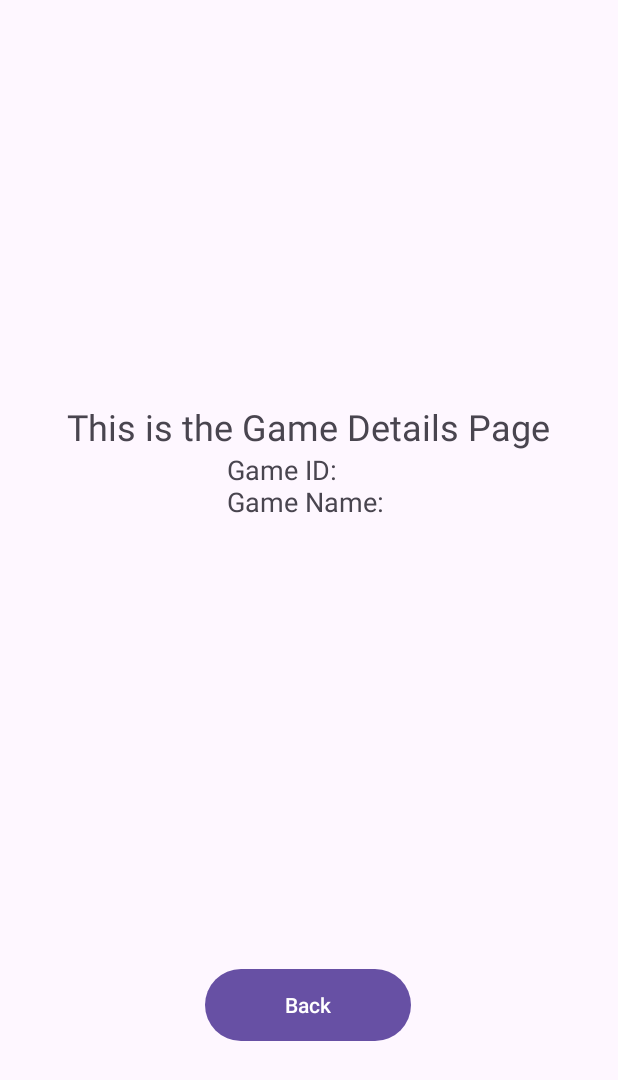
After one commit to luk-ryan/big2, an Android app: the layout game_details.xml on its own in the app's theme, with its tools: preview values and no code run, on a phone screen of 412 x 824 dp. The commit adds this screen. Shown: the top 1080 px of the screen. Run offline under Robolectric (Android 15) with nearby library versions, the phone set to English and light mode, and no system bars.

Commit message:
Added GameDetailActivity page

```diff
--- a/app/src/main/AndroidManifest.xml
+++ b/app/src/main/AndroidManifest.xml
@@ -35,6 +35,10 @@
         <activity android:name=".ui.activity.CreateGameActivity"
             android:exported="true"/>
 
+        <!-- GameDetailActivity -->
+        <activity android:name=".ui.activity.GameDetailActivity"
+            android:exported="true" />
+
     </application>
 
 </manifest>
--- a/app/src/main/java/com/example/big2/ui/activity/RulesActivity.java
+++ b/app/src/main/java/com/example/big2/ui/activity/RulesActivity.java
@@ -16,7 +16,7 @@ public class RulesActivity extends AppCompatActivity {
         super.onCreate(savedInstanceState);
         setContentView(R.layout.rules);
 
-        // Back button closes activity and sends user back to main menu
+        // Back button - closes activity and sends user back to main menu
         btnBack = findViewById(R.id.btnBack);
         btnBack.setOnClickListener(v -> finish());
     }
--- /dev/null
+++ b/app/src/main/res/layout/game_details.xml
@@ -0,0 +1,42 @@
+<?xml version="1.0" encoding="utf-8"?>
+<androidx.constraintlayout.widget.ConstraintLayout xmlns:android="http://schemas.android.com/apk/res/android"
+    android:layout_width="match_parent"
+    android:layout_height="match_parent"
+    xmlns:app="http://schemas.android.com/apk/res-auto">
+
+    <TextView
+        android:id="@+id/title"
+        android:layout_width="wrap_content"
+        android:layout_height="wrap_content"
+        android:text="This is the Game Details Page"
+        android:textSize="24sp"
+        app:layout_constraintBottom_toBottomOf="parent"
+        app:layout_constraintEnd_toEndOf="parent"
+        app:layout_constraintHorizontal_bias="0.498"
+        app:layout_constraintStart_toStartOf="parent"
+        app:layout_constraintTop_toTopOf="parent"
+        app:layout_constraintVertical_bias="0.339" />
+
+    <TextView
+        android:id="@+id/tvGameDetails"
+        android:layout_width="wrap_content"
+        android:layout_height="wrap_content"
+        android:text="Game ID: \nGame Name: "
+        android:textSize="18sp"
+        app:layout_constraintTop_toBottomOf="@+id/title"
+        app:layout_constraintEnd_toEndOf="parent"
+        app:layout_constraintStart_toStartOf="parent"
+        app:layout_constraintHorizontal_bias="0.5"/>
+
+    <Button
+        android:id="@+id/btnBack"
+        android:layout_width="137dp"
+        android:layout_height="56dp"
+        android:text="Back"
+        app:layout_constraintBottom_toBottomOf="parent"
+        app:layout_constraintEnd_toEndOf="parent"
+        app:layout_constraintHorizontal_bias="0.498"
+        app:layout_constraintStart_toStartOf="parent"
+        app:layout_constraintTop_toTopOf="parent"
+        app:layout_constraintVertical_bias="0.836" />
+</androidx.constraintlayout.widget.ConstraintLayout>
--- a/app/src/main/res/layout/game_recyclerview_row.xml
+++ b/app/src/main/res/layout/game_recyclerview_row.xml
@@ -8,8 +8,8 @@
     <androidx.cardview.widget.CardView
         android:layout_width="300dp"
         android:layout_height="wrap_content"
-        android:layout_marginTop="15dp"
-        android:layout_marginBottom="5dp"
+        android:layout_marginTop="10dp"
+        android:layout_marginBottom="10dp"
         app:cardCornerRadius="10dp"
         app:cardBackgroundColor="@color/cardview_light_background"
         app:layout_constraintBottom_toBottomOf="parent"
```
Also changed, not shown: app/src/main/java/com/example/big2/ui/activity/GameDetailActivity.java (+53 -96 lines), app/src/main/java/com/example/big2/ui/activity/SelectGameActivity.java (+21 -3 lines), app/src/main/java/com/example/big2/ui/adapter/GameRecyclerViewAdapter.java (+36 -1 lines).
